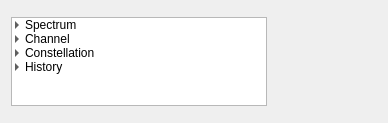
Above: branches/julian/android/src/GUI-QT/rfwidget.ui from mmjee/dream-patched before the change. Below: the same form after it.
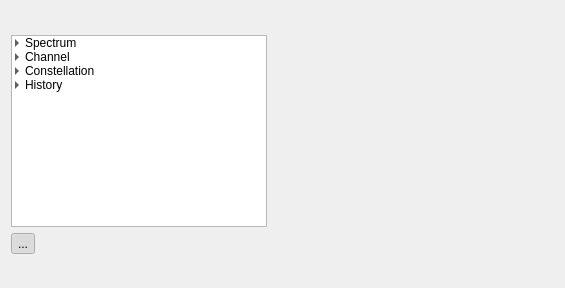
That is the form after the change. Icons and pictures are not drawn. Custom widgets are drawn as their Qt base class.

```diff
--- a/branches/julian/android/src/GUI-QT/rfwidget.ui
+++ b/branches/julian/android/src/GUI-QT/rfwidget.ui
@@ -6,8 +6,8 @@
    <rect>
     <x>0</x>
     <y>0</y>
-    <width>388</width>
-    <height>123</height>
+    <width>565</width>
+    <height>288</height>
    </rect>
   </property>
   <property name="windowTitle">
@@ -18,11 +18,11 @@
     <widget class="DRMDetail" name="drmDetail" native="true"/>
    </item>
    <item>
-    <layout class="QHBoxLayout" name="horizontalLayout">
-     <item>
+    <layout class="QGridLayout" name="gridLayout">
+     <item row="0" column="0">
       <widget class="QTreeWidget" name="chartSelector">
        <property name="sizePolicy">
-        <sizepolicy hsizetype="Minimum" vsizetype="Expanding">
+        <sizepolicy hsizetype="Preferred" vsizetype="Preferred">
          <horstretch>0</horstretch>
          <verstretch>0</verstretch>
         </sizepolicy>
@@ -213,8 +213,14 @@
        </item>
       </widget>
      </item>
-     <item>
+     <item row="0" column="1" rowspan="2">
       <widget class="QwtPlot" name="plot">
+       <property name="sizePolicy">
+        <sizepolicy hsizetype="Expanding" vsizetype="Expanding">
+         <horstretch>0</horstretch>
+         <verstretch>0</verstretch>
+        </sizepolicy>
+       </property>
        <property name="frameShape">
         <enum>QFrame::NoFrame</enum>
        </property>
@@ -226,10 +232,29 @@
        </property>
       </widget>
      </item>
+     <item row="1" column="0">
+      <widget class="QToolButton" name="showOptions">
+       <property name="text">
+        <string>...</string>
+       </property>
+       <property name="checkable">
+        <bool>true</bool>
+       </property>
+       <property name="checked">
+        <bool>true</bool>
+       </property>
+      </widget>
+     </item>
     </layout>
    </item>
    <item>
     <widget class="DRMOptions" name="drmOptions" native="true">
+     <property name="sizePolicy">
+      <sizepolicy hsizetype="Preferred" vsizetype="Preferred">
+       <horstretch>0</horstretch>
+       <verstretch>0</verstretch>
+      </sizepolicy>
+     </property>
      <property name="autoFillBackground">
       <bool>false</bool>
      </property>
```
